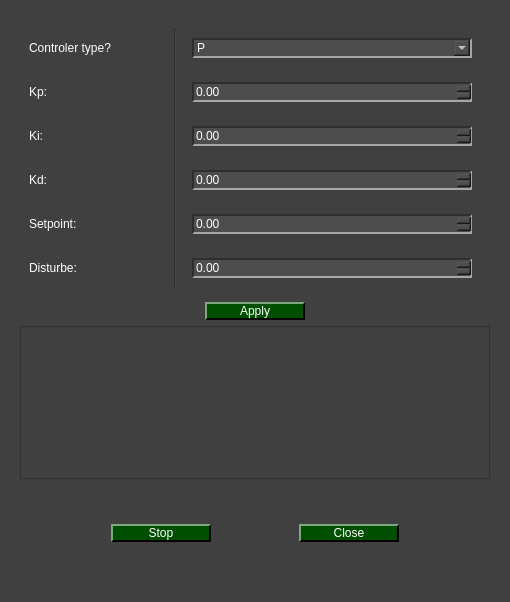
Old version of the form pydaq/uis/PyDAQ_pid_control_window_dialog.ui in the repository samirmartins/pydaq.
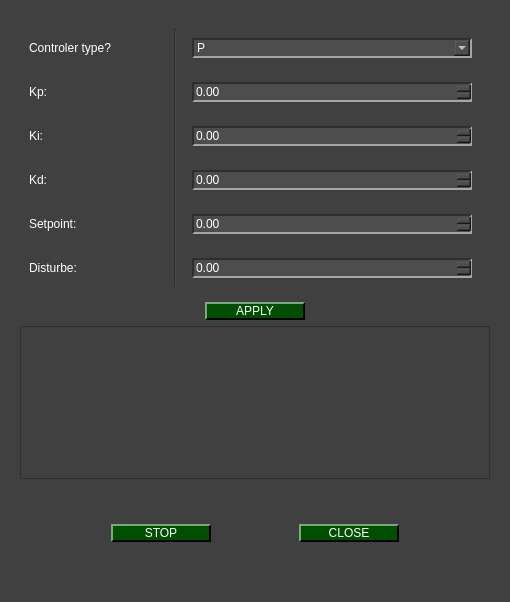
New version of the form. Icons and pictures are not drawn.

```diff
--- a/pydaq/uis/PyDAQ_pid_control_window_dialog.ui
+++ b/pydaq/uis/PyDAQ_pid_control_window_dialog.ui
@@ -566,7 +566,7 @@
          </size>
         </property>
         <property name="text">
-         <string>Apply</string>
+         <string>APPLY</string>
         </property>
        </widget>
       </item>
@@ -611,7 +611,7 @@
             </size>
            </property>
            <property name="text">
-            <string>Stop</string>
+            <string>STOP</string>
            </property>
           </widget>
          </item>
@@ -630,7 +630,7 @@
             </size>
            </property>
            <property name="text">
-            <string>Close</string>
+            <string>CLOSE</string>
            </property>
           </widget>
          </item>
```
